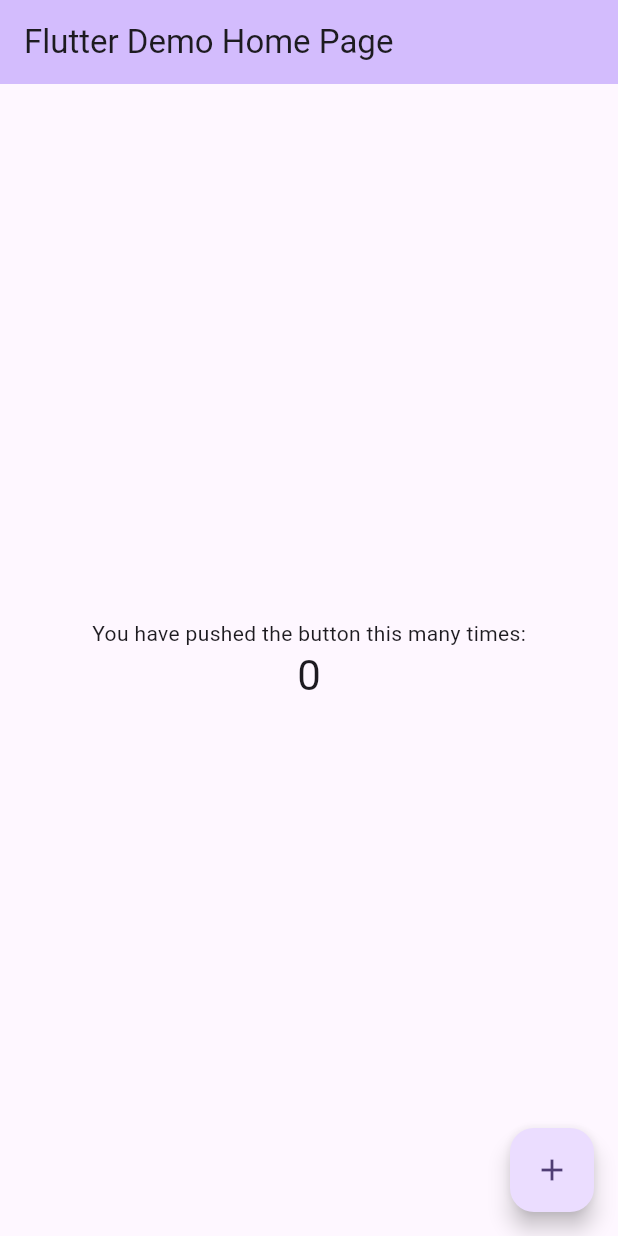
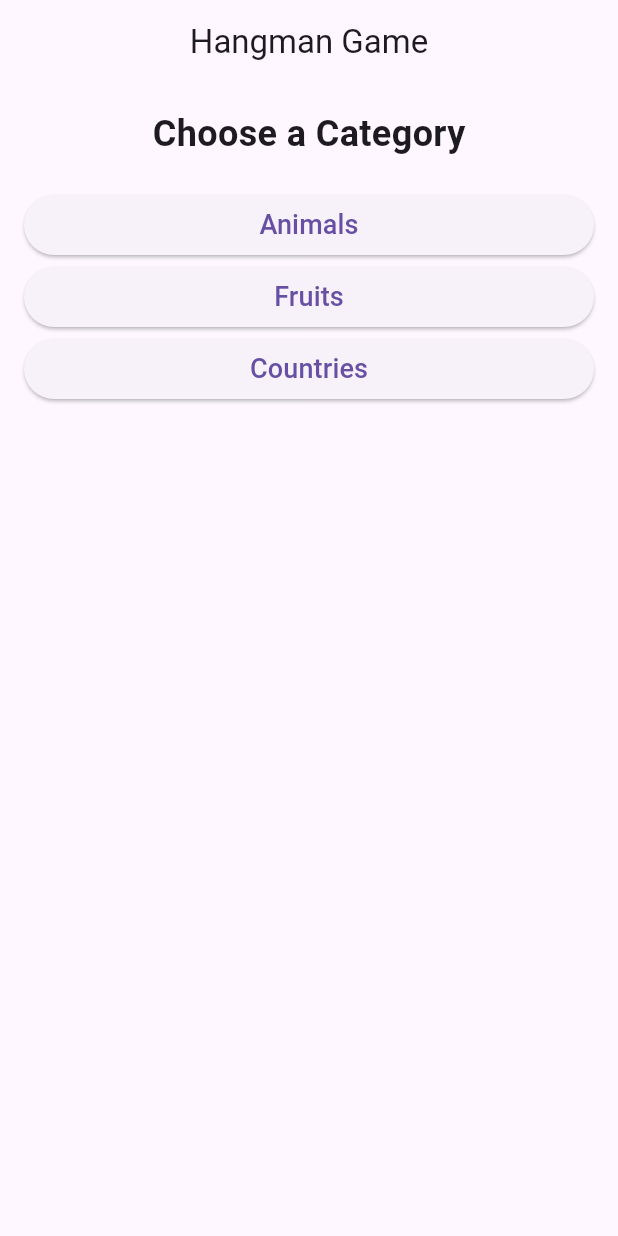
Before and after one commit to add-to-Cart/Flutter_Group6_Phase1-5_BSCS_4A_Mobile_Computing, a Flutter app: the screen it shows after launch, on a phone screen of 412 x 824 dp. Run offline on Flutter 3.47's test engine with Material 3 defaults, Android fonts, the phone set to English and light mode, and no system bars.

```diff
--- a/hangman_game/lib/main.dart
+++ b/hangman_game/lib/main.dart
@@ -1,125 +1,20 @@
 import 'package:flutter/material.dart';
+import 'screens/home_screen.dart';
 
 void main() {
   runApp(const MyApp());
 }
 
 class MyApp extends StatelessWidget {
-  const MyApp({super.key});
+  const MyApp({Key? key}) : super(key: key);
 
-  // This widget is the root of your application.
   @override
   Widget build(BuildContext context) {
     return MaterialApp(
-      title: 'Flutter Demo',
-      theme: ThemeData(
-        // This is the theme of your application.
-        //
-        // TRY THIS: Try running your application with "flutter run". You'll see
-        // the application has a purple toolbar. Then, without quitting the app,
-        // try changing the seedColor in the colorScheme below to Colors.green
-        // and then invoke "hot reload" (save your changes or press the "hot
-        // reload" button in a Flutter-supported IDE, or press "r" if you used
-        // the command line to start the app).
-        //
-        // Notice that the counter didn't reset back to zero; the application
-        // state is not lost during the reload. To reset the state, use hot
-        // restart instead.
-        //
-        // This works for code too, not just values: Most code changes can be
-        // tested with just a hot reload.
-        colorScheme: ColorScheme.fromSeed(seedColor: Colors.deepPurple),
-        useMaterial3: true,
-      ),
-      home: const MyHomePage(title: 'Flutter Demo Home Page'),
+      debugShowCheckedModeBanner: false,
+      title: 'Flutter_GroupName_Phase1-5_BSCS_4A_Mobile_Computing',
+      theme: ThemeData(primarySwatch: Colors.blue),
+      home: const HomeScreen(),
     );
   }
 }
-
-class MyHomePage extends StatefulWidget {
-  const MyHomePage({super.key, required this.title});
-
-  // This widget is the home page of your application. It is stateful, meaning
-  // that it has a State object (defined below) that contains fields that affect
-  // how it looks.
-
-  // This class is the configuration for the state. It holds the values (in this
-  // case the title) provided by the parent (in this case the App widget) and
-  // used by the build method of the State. Fields in a Widget subclass are
-  // always marked "final".
-
-  final String title;
-
-  @override
-  State<MyHomePage> createState() => _MyHomePageState();
-}
-
-class _MyHomePageState extends State<MyHomePage> {
-  int _counter = 0;
-
-  void _incrementCounter() {
-    setState(() {
-      // This call to setState tells the Flutter framework that something has
-      // changed in this State, which causes it to rerun the build method below
-      // so that the display can reflect the updated values. If we changed
-      // _counter without calling setState(), then the build method would not be
-      // called again, and so nothing would appear to happen.
-      _counter++;
-    });
-  }
-
-  @override
-  Widget build(BuildContext context) {
-    // This method is rerun every time setState is called, for instance as done
-    // by the _incrementCounter method above.
-    //
-    // The Flutter framework has been optimized to make rerunning build methods
-    // fast, so that you can just rebuild anything that needs updating rather
-    // than having to individually change instances of widgets.
-    return Scaffold(
-      appBar: AppBar(
-        // TRY THIS: Try changing the color here to a specific color (to
-        // Colors.amber, perhaps?) and trigger a hot reload to see the AppBar
-        // change color while the other colors stay the same.
-        backgroundColor: Theme.of(context).colorScheme.inversePrimary,
-        // Here we take the value from the MyHomePage object that was created by
-        // the App.build method, and use it to set our appbar title.
-        title: Text(widget.title),
-      ),
-      body: Center(
-        // Center is a layout widget. It takes a single child and positions it
-        // in the middle of the parent.
-        child: Column(
-          // Column is also a layout widget. It takes a list of children and
-          // arranges them vertically. By default, it sizes itself to fit its
-          // children horizontally, and tries to be as tall as its parent.
-          //
-          // Column has various properties to control how it sizes itself and
-          // how it positions its children. Here we use mainAxisAlignment to
-          // center the children vertically; the main axis here is the vertical
-          // axis because Columns are vertical (the cross axis would be
-          // horizontal).
-          //
-          // TRY THIS: Invoke "debug painting" (choose the "Toggle Debug Paint"
-          // action in the IDE, or press "p" in the console), to see the
-          // wireframe for each widget.
-          mainAxisAlignment: MainAxisAlignment.center,
-          children: <Widget>[
-            const Text(
-              'You have pushed the button this many times:',
-            ),
-            Text(
-              '$_counter',
-              style: Theme.of(context).textTheme.headlineMedium,
-            ),
-          ],
-        ),
-      ),
-      floatingActionButton: FloatingActionButton(
-        onPressed: _incrementCounter,
-        tooltip: 'Increment',
-        child: const Icon(Icons.add),
-      ), // This trailing comma makes auto-formatting nicer for build methods.
-    );
-  }
-}
--- /dev/null
+++ b/hangman_game/lib/screens/home_screen.dart
@@ -0,0 +1,58 @@
+import 'package:flutter/material.dart';
+import 'game_screen.dart';
+
+class HomeScreen extends StatelessWidget {
+  const HomeScreen({Key? key}) : super(key: key);
+
+  @override
+  Widget build(BuildContext context) {
+    final categories = {
+      "Animals": ["CAT", "DOG", "ELEPHANT", "TIGER", "ZEBRA", "LION"],
+      "Fruits": ["APPLE", "BANANA", "CHERRY", "ORANGE", "MANGO"],
+      "Countries": ["INDIA", "CANADA", "BRAZIL", "JAPAN", "FRANCE"]
+    };
+
+    return Scaffold(
+      appBar: AppBar(
+        title: const Text("Hangman Game"),
+        centerTitle: true,
+      ),
+      body: Padding(
+        padding: const EdgeInsets.all(16.0),
+        child: Column(
+          mainAxisAlignment: MainAxisAlignment.center,
+          children: [
+            const Text(
+              "Choose a Category",
+              style: TextStyle(fontSize: 24, fontWeight: FontWeight.bold),
+            ),
+            const SizedBox(height: 20),
+            Expanded(
+              child: ListView(
+                children: categories.keys.map((category) {
+                  return ElevatedButton(
+                    onPressed: () {
+                      Navigator.push(
+                        context,
+                        MaterialPageRoute(
+                          builder: (context) => GameScreen(
+                            category: category,
+                            words: categories[category]!,
+                          ),
+                        ),
+                      );
+                    },
+                    child: Text(
+                      category,
+                      style: const TextStyle(fontSize: 18),
+                    ),
+                  );
+                }).toList(),
+              ),
+            ),
+          ],
+        ),
+      ),
+    );
+  }
+}
```
Also changed, not shown: hangman_game/lib/screens/game_screen.dart (added, +200 -0 lines), 1 other file.
